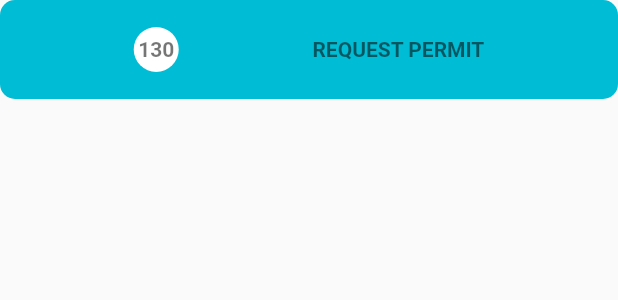
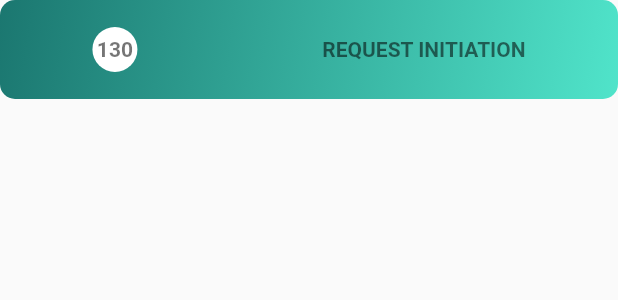
Before and after one commit to zerotrx98/petro_hse, a Flutter app: the HomeCards widget shown alone on an empty page, opened directly, on a phone screen of 412 x 824 dp. Shown: the top 300 px of the screen. Run offline on Flutter 3.47's test engine with Material 2 defaults, Android fonts, the light colour scheme and no system bars; our stand-ins replace buttons_tabbar, data_table_2, easy_stepper, get, table_calendar; missing offline and left inert: d_chart; network calls fail.

Commit message:
new homescreen added

```diff
--- a/lib/hse/const/widgets/homeScreen_widgets/hse_homeWidgets.dart
+++ b/lib/hse/const/widgets/homeScreen_widgets/hse_homeWidgets.dart
@@ -4,56 +4,56 @@ import 'package:get/get.dart';
 class HomeCards extends StatelessWidget {
   final String auditVal;
   final int auditNum;
-  final Color? colors;
+  final LinearGradient? colors;
 
   const HomeCards({
-    super.key,
+    Key? key,
     required this.auditVal,
     required this.auditNum,
     required this.colors,
-  });
+  }) : super(key: key);
 
   @override
   Widget build(BuildContext context) {
     return Container(
       height: Get.height * 0.08,
       decoration: BoxDecoration(
-        color: colors,
+        gradient: colors, // Use the provided gradient
         borderRadius: BorderRadius.circular(10),
       ),
       child: Column(
         mainAxisAlignment: MainAxisAlignment.center,
         children: [
           Row(
-            mainAxisAlignment: MainAxisAlignment.spaceEvenly,
+            mainAxisAlignment: MainAxisAlignment.spaceAround,
+            crossAxisAlignment: CrossAxisAlignment.center,
             children: [
               Container(
-                height: 30, // Adjust the size of the circle as needed
-                width: 30, // Adjust the size of the circle as needed
+                height: 30,
+                width: 30,
                 decoration: const BoxDecoration(
                   shape: BoxShape.circle,
-                  color: Colors.white, // You can change the color of the circle
+                  color: Colors.white,
                 ),
                 child: Center(
-                  child: Flexible(
                   child: Text(
                     auditNum.toString(),
                     style: const TextStyle(
                       fontWeight: FontWeight.bold,
-                        color: Colors
-                            .black54, // You can use the same color as the background
+                      color: Colors.black54,
                     ),
                   ),
                 ),
               ),
-              ),
-              Text(
+              Flexible(
+                child: Text(
                   auditVal.toUpperCase(),
                   style: const TextStyle(
                     fontWeight: FontWeight.bold,
                     color: Colors.black54,
                   ),
-                overflow: TextOverflow.visible,
+                  textAlign: TextAlign.center,
+                ),
               ),
             ],
           ),
```
Also changed, not shown: lib/hse/hse_homeScreen/view/hse_homeScreen.dart (+26 -9 lines). Lines whose indentation alone changed are shown as unchanged.
